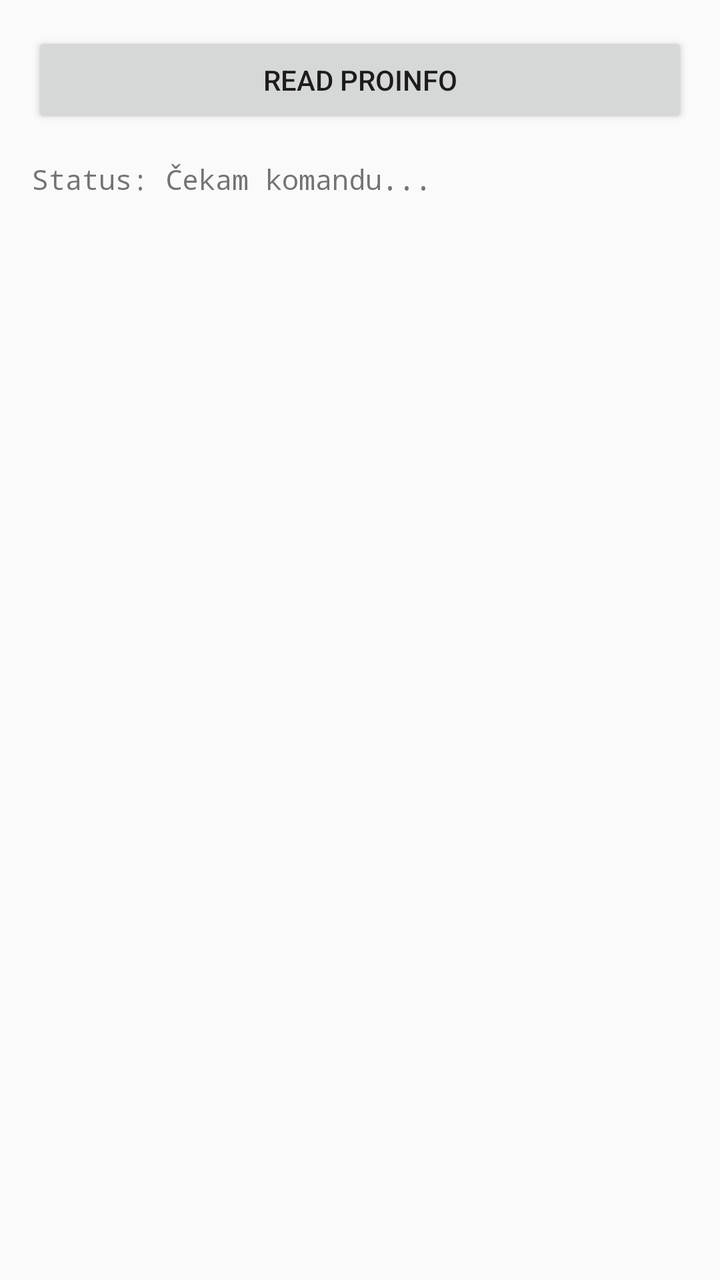
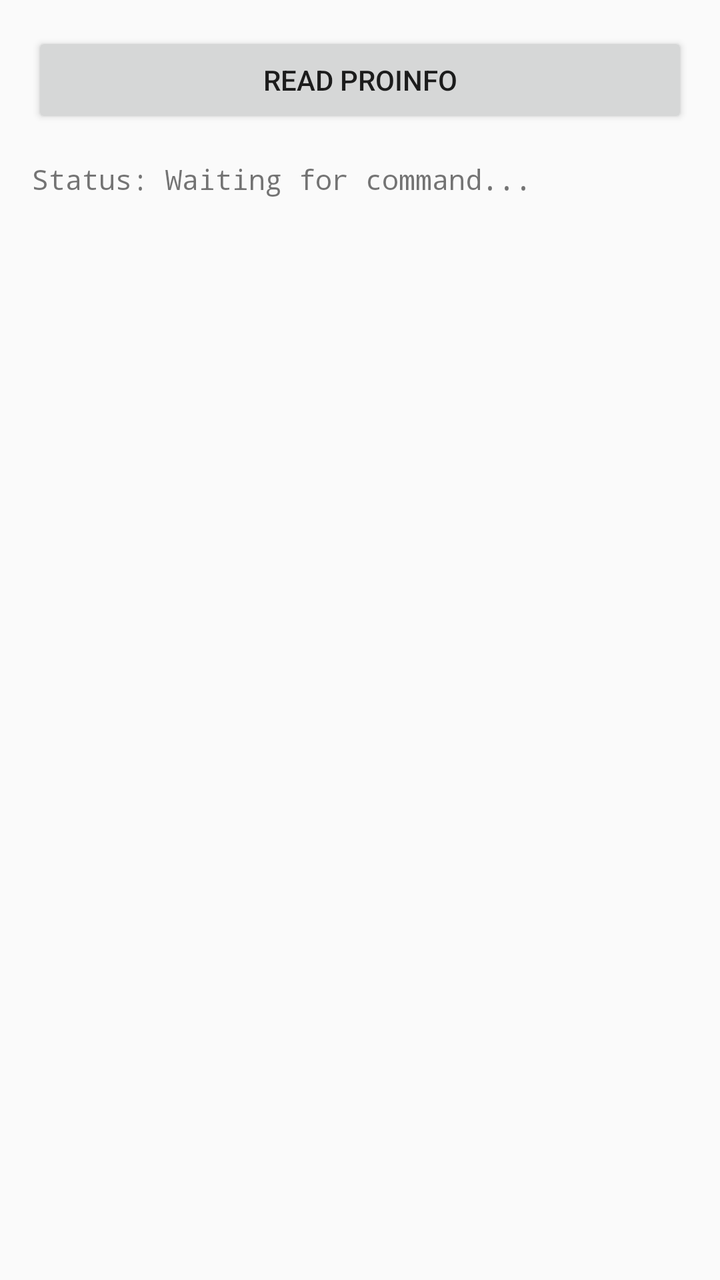

Screens rendered from an Android XML layout before and after an edit, with the pre-edit source and the edit as a unified diff.
<!-- AndroidManifest.xml: application theme Theme.AppCompat.Light -->
<!-- res/layout/activity_main.xml -->
<?xml version="1.0" encoding="utf-8"?>
<LinearLayout xmlns:android="http://schemas.android.com/apk/res/android"
    android:layout_width="match_parent"
    android:layout_height="match_parent"
    android:orientation="vertical"
    android:padding="16dp">

    <Button
        android:id="@+id/btnRead"
        android:layout_width="match_parent"
        android:layout_height="wrap_content"
        android:text="READ PROINFO" />

    <ScrollView
        android:layout_width="match_parent"
        android:layout_height="match_parent"
        android:layout_marginTop="16dp">

        <TextView
            android:id="@+id/tvOutput"
            android:layout_width="match_parent"
            android:layout_height="wrap_content"
            android:text="Status: Čekam komandu..."
            android:textSize="14sp"
            android:typeface="monospace" />
    </ScrollView>

</LinearLayout>
<!-- resources referenced by this layout -->
<resources>

</resources>

<!-- the commit's change to res/layout/activity_main.xml (unified diff, before → after) -->
@@ -20,7 +20,7 @@
             android:id="@+id/tvOutput"
             android:layout_width="match_parent"
             android:layout_height="wrap_content"
-            android:text="Status: Čekam komandu..."
+            android:text="Status: Waiting for command..."
             android:textSize="14sp"
             android:typeface="monospace" />
     </ScrollView>
